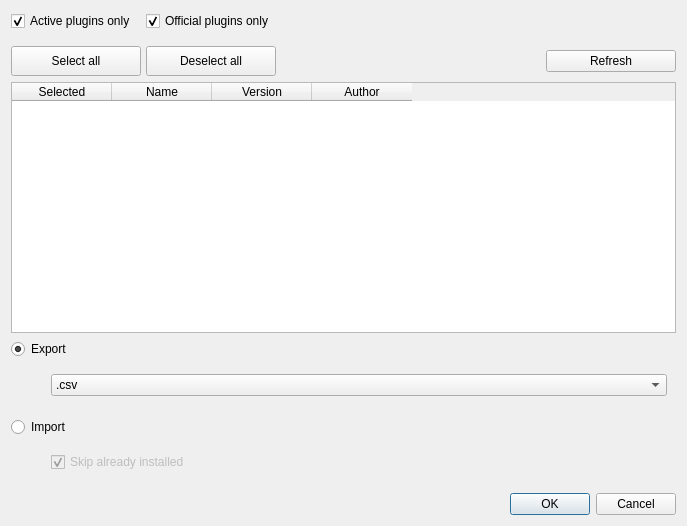
This is plugin_exporter/plugin_exporter_dialog_base.ui in Scriptbash/PluginExporter as Qt 5 draws it before an edit. The edited form follows.
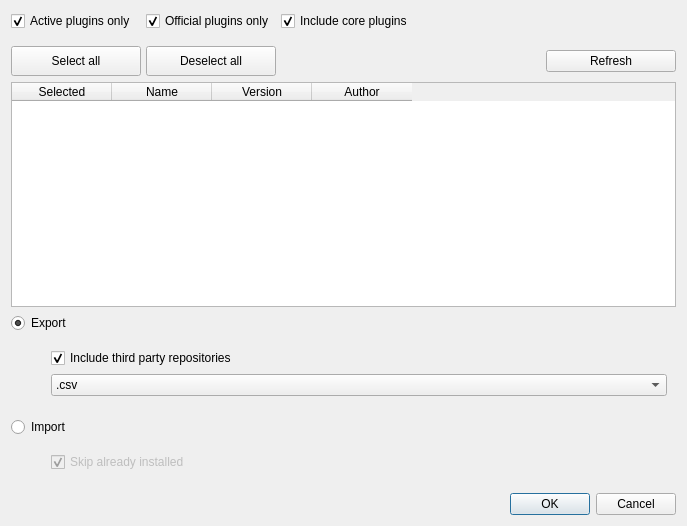
This is the edited form. Custom widgets are drawn as their Qt base class.

Commit message: Add initial third party repositories support

```diff
--- a/plugin_exporter/plugin_exporter_dialog_base.ui
+++ b/plugin_exporter/plugin_exporter_dialog_base.ui
@@ -44,6 +44,16 @@
         </property>
        </widget>
       </item>
+      <item row="0" column="1">
+       <widget class="QCheckBox" name="chk_ext_repos">
+        <property name="text">
+         <string>Include third party repositories</string>
+        </property>
+        <property name="checked">
+         <bool>true</bool>
+        </property>
+       </widget>
+      </item>
      </layout>
     </widget>
    </item>
@@ -237,6 +247,16 @@
         </property>
        </widget>
       </item>
+      <item row="0" column="2">
+       <widget class="QCheckBox" name="chk_core_plugins">
+        <property name="text">
+         <string>Include core plugins</string>
+        </property>
+        <property name="checked">
+         <bool>true</bool>
+        </property>
+       </widget>
+      </item>
      </layout>
     </widget>
    </item>
```
The commit also changes 1 other file.
